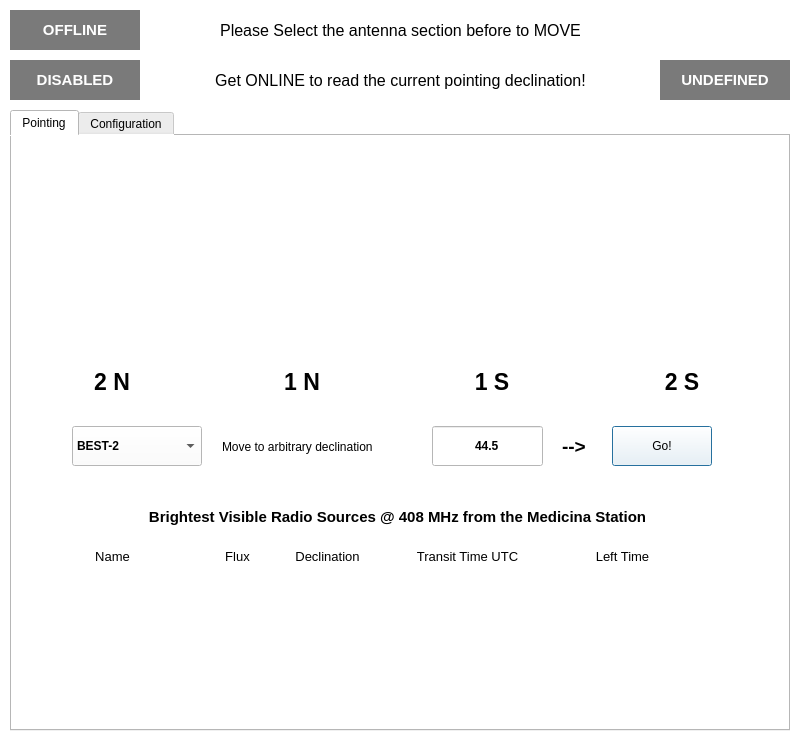
Qt form gui_ns_pointing.ui (amattana/NS-Pointing) before a commit.
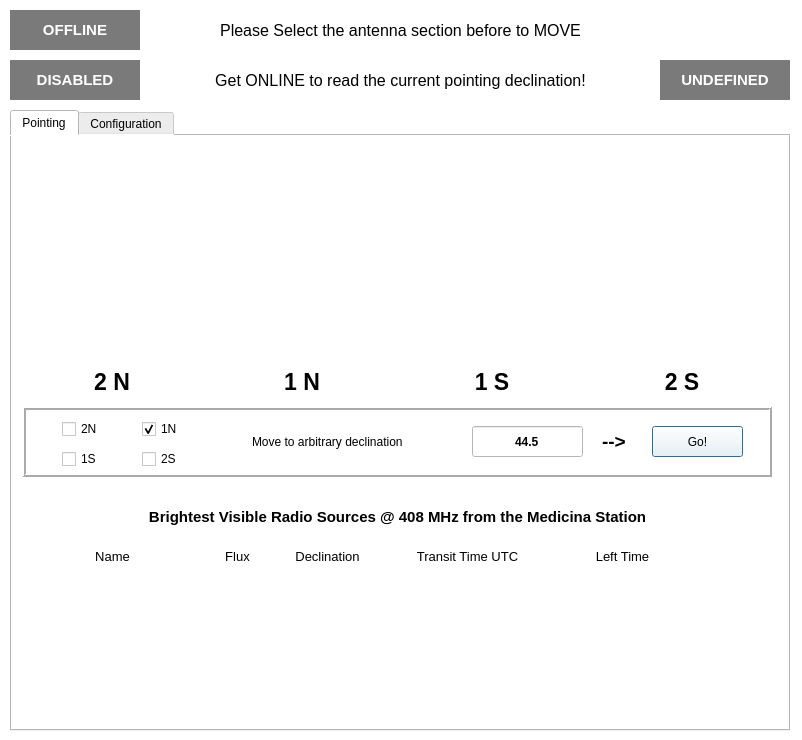
The same form after that commit.

Commit message: Adding other antenna pointing options (2N, 1S, 2S), not yet ready but stable

```diff
--- a/gui_ns_pointing.ui
+++ b/gui_ns_pointing.ui
@@ -59,19 +59,6 @@
       <set>Qt::AlignCenter</set>
      </property>
     </widget>
-    <widget class="QPushButton" name="button_move_arb">
-     <property name="geometry">
-      <rect>
-       <x>600</x>
-       <y>290</y>
-       <width>100</width>
-       <height>40</height>
-      </rect>
-     </property>
-     <property name="text">
-      <string>Go!</string>
-     </property>
-    </widget>
     <widget class="QLabel" name="label_1nord_2">
      <property name="geometry">
       <rect>
@@ -99,29 +86,6 @@
       <set>Qt::AlignCenter</set>
      </property>
     </widget>
-    <widget class="QLabel" name="label_3">
-     <property name="geometry">
-      <rect>
-       <x>550</x>
-       <y>290</y>
-       <width>30</width>
-       <height>40</height>
-      </rect>
-     </property>
-     <property name="font">
-      <font>
-       <pointsize>14</pointsize>
-       <weight>75</weight>
-       <bold>true</bold>
-      </font>
-     </property>
-     <property name="text">
-      <string>--&gt;</string>
-     </property>
-     <property name="alignment">
-      <set>Qt::AlignLeading|Qt::AlignLeft|Qt::AlignVCenter</set>
-     </property>
-    </widget>
     <widget class="QLabel" name="label_2nord">
      <property name="geometry">
       <rect>
@@ -149,50 +113,6 @@
       <set>Qt::AlignCenter</set>
      </property>
     </widget>
-    <widget class="QLabel" name="label_2">
-     <property name="geometry">
-      <rect>
-       <x>210</x>
-       <y>300</y>
-       <width>201</width>
-       <height>21</height>
-      </rect>
-     </property>
-     <property name="font">
-      <font>
-       <weight>50</weight>
-       <bold>false</bold>
-      </font>
-     </property>
-     <property name="text">
-      <string>Move to arbitrary declination</string>
-     </property>
-     <property name="alignment">
-      <set>Qt::AlignLeading|Qt::AlignLeft|Qt::AlignVCenter</set>
-     </property>
-    </widget>
-    <widget class="QLineEdit" name="arbitrary_dec">
-     <property name="geometry">
-      <rect>
-       <x>420</x>
-       <y>290</y>
-       <width>111</width>
-       <height>40</height>
-      </rect>
-     </property>
-     <property name="font">
-      <font>
-       <weight>75</weight>
-       <bold>true</bold>
-      </font>
-     </property>
-     <property name="text">
-      <string>44.5</string>
-     </property>
-     <property name="alignment">
-      <set>Qt::AlignCenter</set>
-     </property>
-    </widget>
     <widget class="QLabel" name="label_1nord">
      <property name="geometry">
       <rect>
@@ -363,29 +283,159 @@
       <set>Qt::AlignCenter</set>
      </property>
     </widget>
-    <widget class="QComboBox" name="cb_sel_ramo">
+    <widget class="QFrame" name="frame">
      <property name="geometry">
       <rect>
-       <x>60</x>
-       <y>290</y>
-       <width>130</width>
-       <height>40</height>
+       <x>10</x>
+       <y>270</y>
+       <width>750</width>
+       <height>71</height>
       </rect>
      </property>
-     <property name="font">
-      <font>
-       <weight>75</weight>
-       <bold>true</bold>
-      </font>
+     <property name="frameShape">
+      <enum>QFrame::Box</enum>
      </property>
-     <property name="sizeAdjustPolicy">
-      <enum>QComboBox::AdjustToMinimumContentsLength</enum>
+     <property name="frameShadow">
+      <enum>QFrame::Raised</enum>
      </property>
-     <item>
+     <property name="lineWidth">
+      <number>2</number>
+     </property>
+     <widget class="QLabel" name="label_3">
+      <property name="geometry">
+       <rect>
+        <x>580</x>
+        <y>20</y>
+        <width>30</width>
+        <height>31</height>
+       </rect>
+      </property>
+      <property name="font">
+       <font>
+        <pointsize>14</pointsize>
+        <weight>75</weight>
+        <bold>true</bold>
+       </font>
+      </property>
       <property name="text">
-       <string>BEST-2</string>
+       <string>--&gt;</string>
       </property>
-     </item>
+      <property name="alignment">
+       <set>Qt::AlignLeading|Qt::AlignLeft|Qt::AlignVCenter</set>
+      </property>
+     </widget>
+     <widget class="QPushButton" name="button_move_arb">
+      <property name="geometry">
+       <rect>
+        <x>630</x>
+        <y>20</y>
+        <width>91</width>
+        <height>31</height>
+       </rect>
+      </property>
+      <property name="text">
+       <string>Go!</string>
+      </property>
+     </widget>
+     <widget class="QLabel" name="label_2">
+      <property name="geometry">
+       <rect>
+        <x>230</x>
+        <y>20</y>
+        <width>201</width>
+        <height>31</height>
+       </rect>
+      </property>
+      <property name="font">
+       <font>
+        <weight>50</weight>
+        <bold>false</bold>
+       </font>
+      </property>
+      <property name="text">
+       <string>Move to arbitrary declination</string>
+      </property>
+      <property name="alignment">
+       <set>Qt::AlignLeading|Qt::AlignLeft|Qt::AlignVCenter</set>
+      </property>
+     </widget>
+     <widget class="QLineEdit" name="arbitrary_dec">
+      <property name="geometry">
+       <rect>
+        <x>450</x>
+        <y>20</y>
+        <width>111</width>
+        <height>31</height>
+       </rect>
+      </property>
+      <property name="font">
+       <font>
+        <weight>75</weight>
+        <bold>true</bold>
+       </font>
+      </property>
+      <property name="text">
+       <string>44.5</string>
+      </property>
+      <property name="alignment">
+       <set>Qt::AlignCenter</set>
+      </property>
+     </widget>
+     <widget class="QCheckBox" name="cb_2n">
+      <property name="geometry">
+       <rect>
+        <x>40</x>
+        <y>10</y>
+        <width>51</width>
+        <height>26</height>
+       </rect>
+      </property>
+      <property name="text">
+       <string>2N</string>
+      </property>
+     </widget>
+     <widget class="QCheckBox" name="cb_1n">
+      <property name="geometry">
+       <rect>
+        <x>120</x>
+        <y>10</y>
+        <width>51</width>
+        <height>26</height>
+       </rect>
+      </property>
+      <property name="text">
+       <string>1N</string>
+      </property>
+      <property name="checked">
+       <bool>true</bool>
+      </property>
+     </widget>
+     <widget class="QCheckBox" name="cb_1s">
+      <property name="geometry">
+       <rect>
+        <x>40</x>
+        <y>40</y>
+        <width>51</width>
+        <height>26</height>
+       </rect>
+      </property>
+      <property name="text">
+       <string>1S</string>
+      </property>
+     </widget>
+     <widget class="QCheckBox" name="cb_2s">
+      <property name="geometry">
+       <rect>
+        <x>120</x>
+        <y>40</y>
+        <width>51</width>
+        <height>26</height>
+       </rect>
+      </property>
+      <property name="text">
+       <string>2S</string>
+      </property>
+     </widget>
     </widget>
     <zorder>button_move_arb</zorder>
     <zorder>label_3</zorder>
```
Left out of the diff: 6 changed lines with no effect on the pictures. The commit also changes 1 other file.
